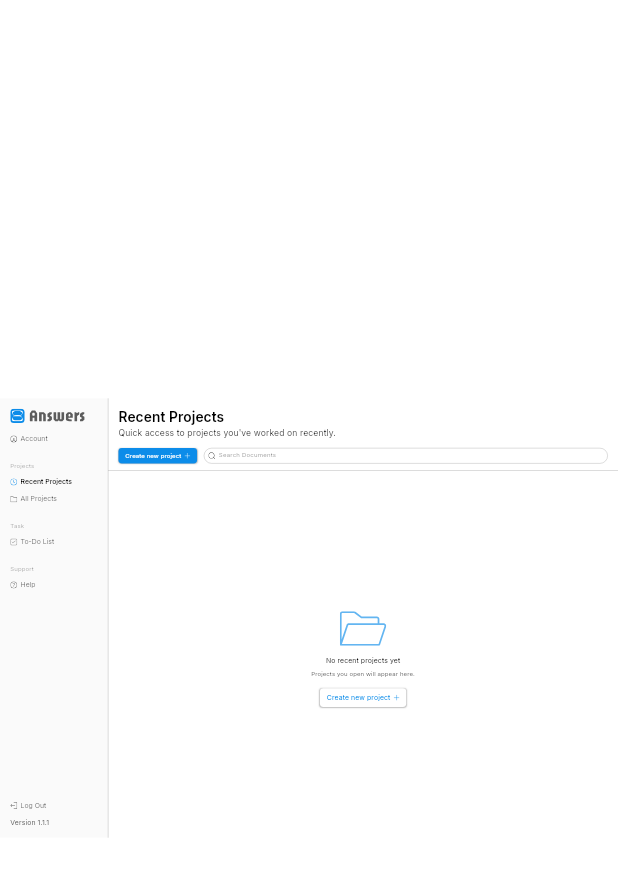
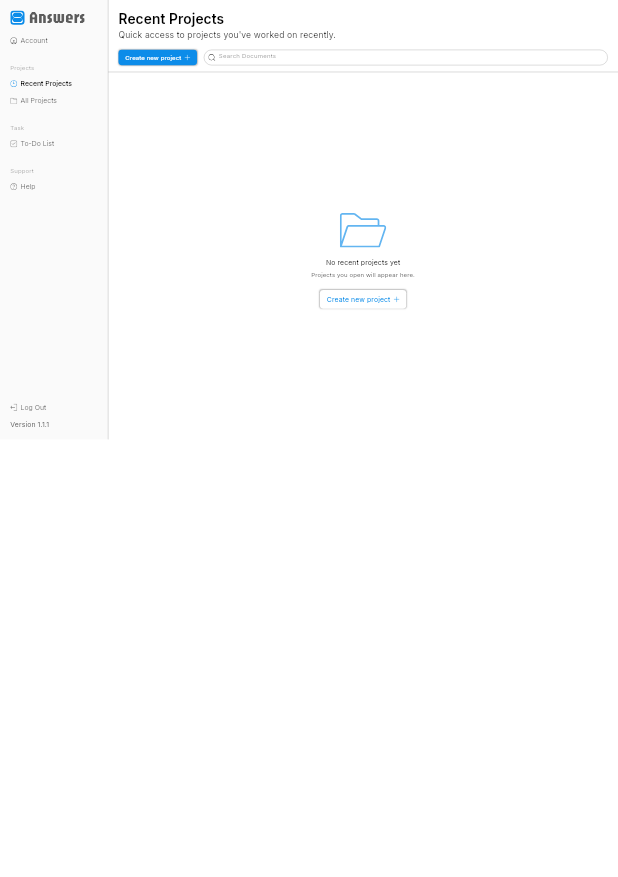
Before and after one commit to 8answers/Landman-website, a Flutter app: the screen it shows once a user with an empty profile is signed in, on a phone screen of 412 x 824 dp. Shown: the top 877 px of the screen. Run offline on Flutter 3.47's test engine with Material 3 defaults, Android fonts, the phone set to English and light mode, and no system bars; our stand-ins replace flutter_svg, google_fonts, lottie, shared_preferences, supabase_flutter; missing offline and left inert: dart:html; accounts and stored records are empty; project files that could hold a hidden picture were left out.

Commit message:
Fix web scaling to prevent header clipping on some devices

```diff
--- a/lib/main.dart
+++ b/lib/main.dart
@@ -76,9 +76,14 @@ class AppScaleWrapper extends StatelessWidget {
 
         final widthRatio = availableWidth / baseWidth;
         final heightRatio = availableHeight / baseHeight;
-        // Keep 1340..1440 width filled edge-to-edge by prioritizing width scale.
+        // Keep 1340..1440 width filled edge-to-edge by prioritizing width scale,
+        // but only when it still fits within the available height.
+        final widthPriorityCandidate =
+            availableWidth >= 1340 && availableWidth <= baseWidth;
+        final widthPriorityFitsHeight =
+            (baseHeight * widthRatio) <= availableHeight;
         final useWidthPriorityScale =
-            availableWidth >= 1340 && availableWidth <= baseWidth;
+            widthPriorityCandidate && widthPriorityFitsHeight;
         final rawScale = useWidthPriorityScale
             ? widthRatio
             : math.min(widthRatio, heightRatio);
@@ -97,7 +102,7 @@ class AppScaleWrapper extends StatelessWidget {
           child: ClipRect(
             child: FittedBox(
               fit: useWidthPriorityScale ? BoxFit.fitWidth : BoxFit.contain,
-              alignment: Alignment.centerLeft,
+              alignment: Alignment.topLeft,
               child: SizedBox(
                 width: designCanvasSize.width,
                 height: baseHeight,
```
